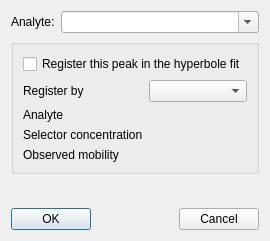
echmet/CEval, file src/gui/addpeakdialog.ui: the form before one commit.
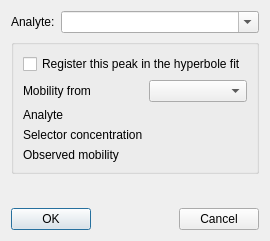
The form after the commit.

Commit message: Allow for the possibility to register effective mobility calculated either from HVL a1 parameter or from peak maximum

Diff of the .ui file:
```diff
--- a/src/gui/addpeakdialog.ui
+++ b/src/gui/addpeakdialog.ui
@@ -110,7 +110,7 @@
         <item row="0" column="0">
          <widget class="QLabel" name="ql_registerBy">
           <property name="text">
-           <string>Register by</string>
+           <string>Mobility from</string>
           </property>
          </widget>
         </item>
```
Left out of the diff: 4 changed lines with no effect on the pictures. The commit also changes 3 other files.
